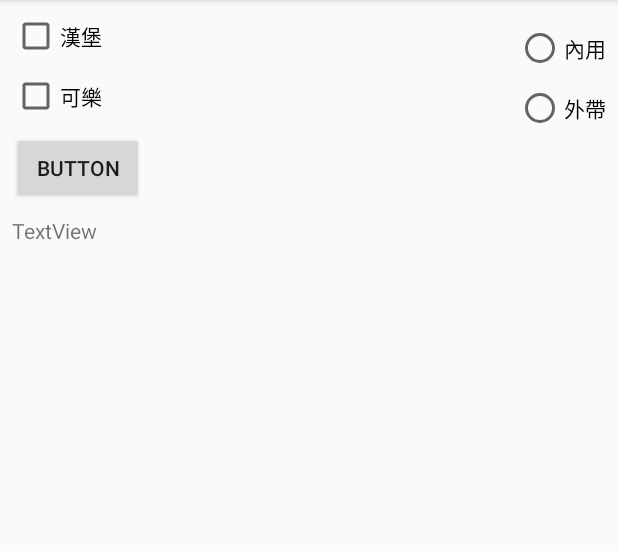
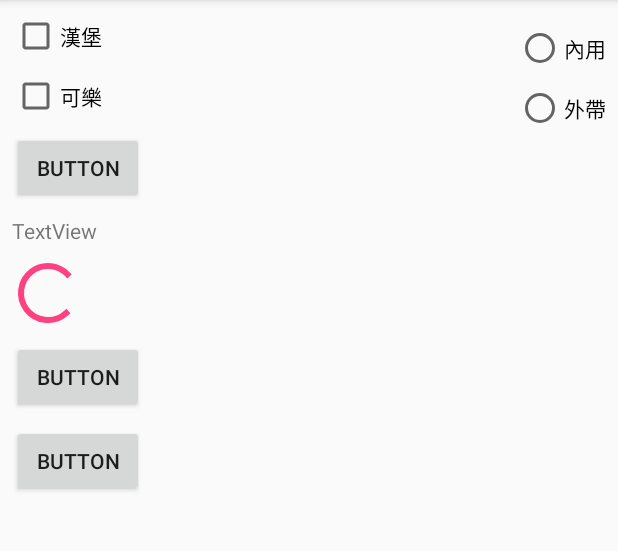
Before and after one commit to Shaojung/DB2018012004, an Android app: the screen it shows after launch (MainActivity), on a phone screen of 412 x 824 dp, the part 84-635 px from its top. Run offline under Robolectric (Android 15) with nearby library versions, the phone set to English and light mode, and no system bars.

```diff
--- a/app/src/main/java/com/example/student/db2018012004/MainActivity.java
+++ b/app/src/main/java/com/example/student/db2018012004/MainActivity.java
@@ -4,6 +4,7 @@ import android.support.v7.app.AppCompatActivity;
 import android.os.Bundle;
 import android.view.View;
 import android.widget.CheckBox;
+import android.widget.ProgressBar;
 import android.widget.RadioGroup;
 import android.widget.TextView;
 
@@ -11,6 +12,7 @@ public class MainActivity extends AppCompatActivity {
     CheckBox chk1, chk2;
     TextView tv;
     RadioGroup rg;
+    ProgressBar pb;
     @Override
     protected void onCreate(Bundle savedInstanceState) {
         super.onCreate(savedInstanceState);
@@ -19,6 +21,7 @@ public class MainActivity extends AppCompatActivity {
         chk2 = findViewById(R.id.checkBox2);
         tv = findViewById(R.id.textView);
         rg = findViewById(R.id.radioGroup);
+        pb = findViewById(R.id.progressBar);
     }
     public void click1(View v)
     {
@@ -46,4 +49,13 @@ public class MainActivity extends AppCompatActivity {
         tv.setText(sb.toString());
 
     }
+    public void click2(View v)
+    {
+        pb.setVisibility(View.VISIBLE);
+    }
+    public void click3(View v)
+    {
+        pb.setVisibility(View.INVISIBLE);
+    }
+
 }
--- a/app/src/main/res/layout/activity_main.xml
+++ b/app/src/main/res/layout/activity_main.xml
@@ -80,4 +80,36 @@
         app:layout_constraintEnd_toEndOf="parent"
         app:layout_constraintStart_toStartOf="parent"
         app:layout_constraintTop_toBottomOf="@+id/button" />
+
+    <ProgressBar
+        android:id="@+id/progressBar"
+        style="?android:attr/progressBarStyle"
+        android:layout_width="wrap_content"
+        android:layout_height="wrap_content"
+        android:layout_marginStart="8dp"
+        android:layout_marginTop="8dp"
+        app:layout_constraintStart_toStartOf="parent"
+        app:layout_constraintTop_toBottomOf="@+id/textView" />
+
+    <Button
+        android:id="@+id/button2"
+        android:layout_width="wrap_content"
+        android:layout_height="wrap_content"
+        android:layout_marginStart="8dp"
+        android:layout_marginTop="8dp"
+        android:onClick="click2"
+        android:text="Button"
+        app:layout_constraintStart_toStartOf="parent"
+        app:layout_constraintTop_toBottomOf="@+id/progressBar" />
+
+    <Button
+        android:id="@+id/button3"
+        android:layout_width="wrap_content"
+        android:layout_height="wrap_content"
+        android:layout_marginStart="8dp"
+        android:layout_marginTop="8dp"
+        android:onClick="click3"
+        android:text="Button"
+        app:layout_constraintStart_toStartOf="parent"
+        app:layout_constraintTop_toBottomOf="@+id/button2" />
 </android.support.constraint.ConstraintLayout>
```
